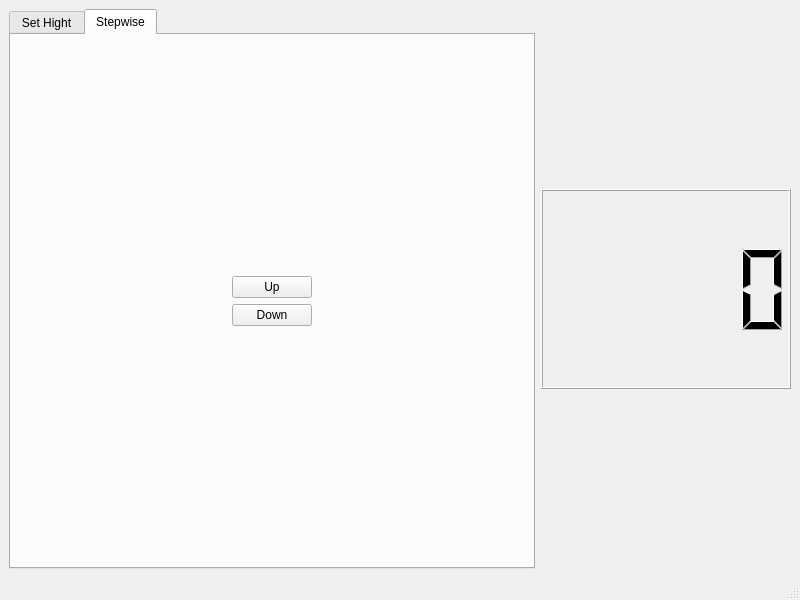
First picture: the form in mainwindow.ui, repository gslg-1/BLETableControl, before the edit.
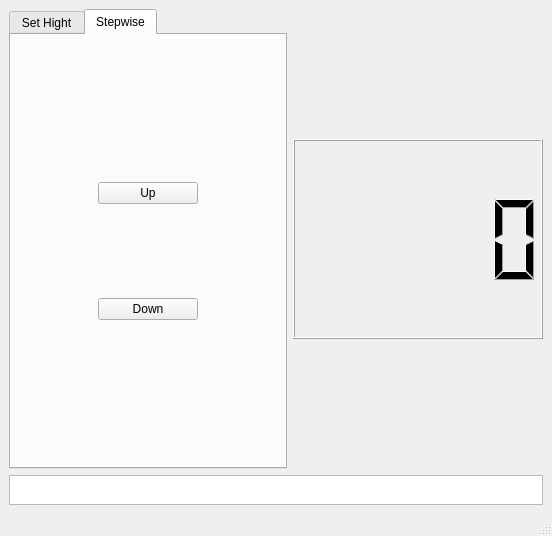
Second picture: the form after the edit. The open tabs and pages were chosen to show the change.

Commit message: GUI Commen State Output

```diff
--- a/mainwindow.ui
+++ b/mainwindow.ui
@@ -6,8 +6,8 @@
    <rect>
     <x>0</x>
     <y>0</y>
-    <width>800</width>
-    <height>600</height>
+    <width>552</width>
+    <height>536</height>
    </rect>
   </property>
   <property name="sizePolicy">
@@ -26,9 +26,17 @@
      <verstretch>0</verstretch>
     </sizepolicy>
    </property>
-   <layout class="QHBoxLayout" name="horizontalLayout_5">
+   <layout class="QVBoxLayout" name="verticalLayout_2">
+    <item>
+     <layout class="QHBoxLayout" name="horizontalLayout_7">
     <item>
      <widget class="QTabWidget" name="tabWidget">
+        <property name="minimumSize">
+         <size>
+          <width>0</width>
+          <height>0</height>
+         </size>
+        </property>
       <property name="whatsThis">
        <string/>
       </property>
@@ -89,6 +97,19 @@
         <string>Stepwise</string>
        </attribute>
        <layout class="QVBoxLayout" name="verticalLayout_3">
+          <item>
+           <spacer name="verticalSpacer_4">
+            <property name="orientation">
+             <enum>Qt::Vertical</enum>
+            </property>
+            <property name="sizeHint" stdset="0">
+             <size>
+              <width>20</width>
+              <height>40</height>
+             </size>
+            </property>
+           </spacer>
+          </item>
         <item>
          <layout class="QHBoxLayout" name="horizontalLayout_6">
           <item>
@@ -110,6 +131,12 @@
               </item>
               <item>
                <widget class="QPushButton" name="pushButton_2">
+                  <property name="minimumSize">
+                   <size>
+                    <width>100</width>
+                    <height>0</height>
+                   </size>
+                  </property>
                 <property name="text">
                  <string>Up</string>
                 </property>
@@ -130,6 +157,19 @@
               </item>
              </layout>
             </item>
+              <item>
+               <spacer name="verticalSpacer_3">
+                <property name="orientation">
+                 <enum>Qt::Vertical</enum>
+                </property>
+                <property name="sizeHint" stdset="0">
+                 <size>
+                  <width>20</width>
+                  <height>40</height>
+                 </size>
+                </property>
+               </spacer>
+              </item>
             <item>
              <layout class="QHBoxLayout" name="horizontalLayout_3">
               <item>
@@ -147,6 +187,12 @@
               </item>
               <item>
                <widget class="QPushButton" name="pushButton">
+                  <property name="minimumSize">
+                   <size>
+                    <width>100</width>
+                    <height>0</height>
+                   </size>
+                  </property>
                 <property name="text">
                  <string>Down</string>
                 </property>
@@ -171,6 +217,19 @@
           </item>
          </layout>
         </item>
+          <item>
+           <spacer name="verticalSpacer_5">
+            <property name="orientation">
+             <enum>Qt::Vertical</enum>
+            </property>
+            <property name="sizeHint" stdset="0">
+             <size>
+              <width>20</width>
+              <height>40</height>
+             </size>
+            </property>
+           </spacer>
+          </item>
        </layout>
       </widget>
      </widget>
@@ -216,6 +275,36 @@
      </layout>
     </item>
    </layout>
+    </item>
+    <item>
+     <widget class="QTextBrowser" name="textBrowser">
+      <property name="sizePolicy">
+       <sizepolicy hsizetype="Expanding" vsizetype="Fixed">
+        <horstretch>0</horstretch>
+        <verstretch>0</verstretch>
+       </sizepolicy>
+      </property>
+      <property name="minimumSize">
+       <size>
+        <width>0</width>
+        <height>20</height>
+       </size>
+      </property>
+      <property name="maximumSize">
+       <size>
+        <width>16777215</width>
+        <height>30</height>
+       </size>
+      </property>
+      <property name="baseSize">
+       <size>
+        <width>0</width>
+        <height>0</height>
+       </size>
+      </property>
+     </widget>
+    </item>
+   </layout>
   </widget>
   <widget class="QMenuBar" name="menubar">
    <property name="geometry">
```
Left out of the diff: 4 changed lines with no effect on the pictures. Lines whose indentation alone changed are shown as unchanged.
